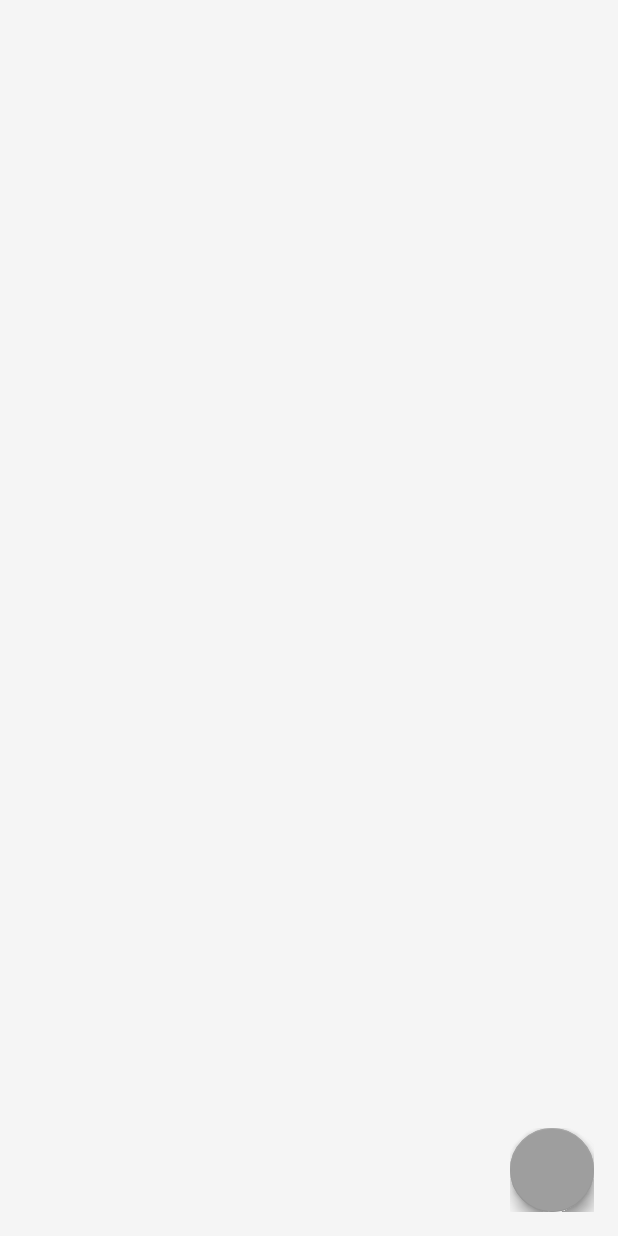
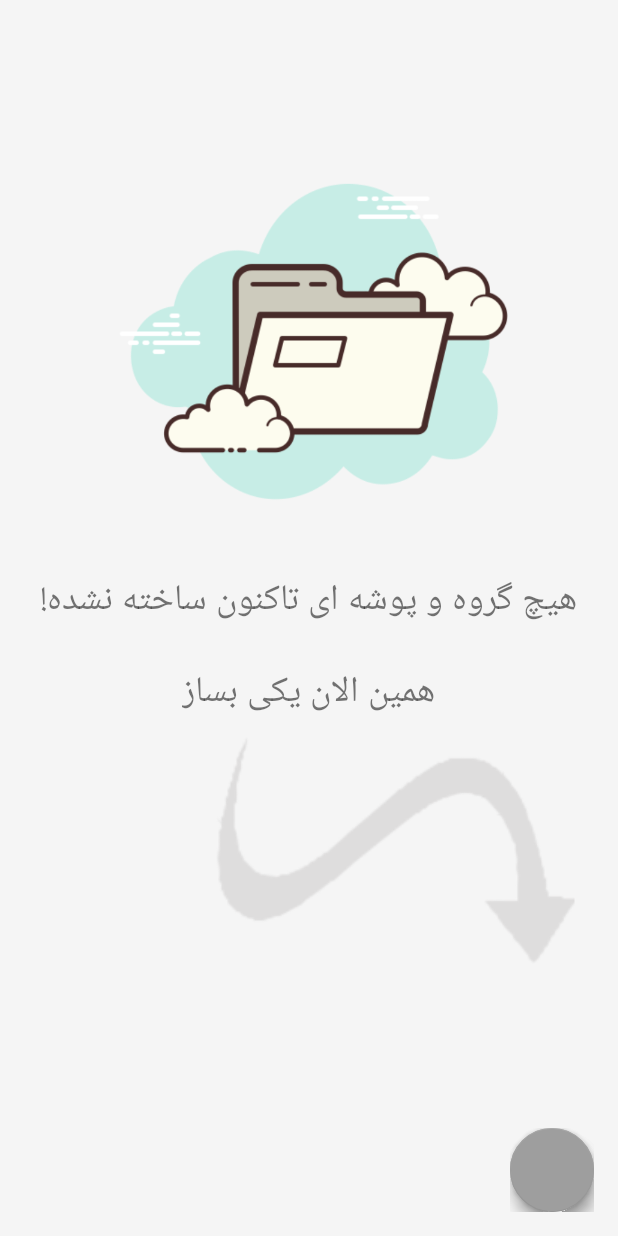
Before and after one commit to nadia-am/Android-lietnerBox, an Android app: the layout activity_main_test.xml on its own in the app's theme, with its tools: preview values and no code run, on a phone screen of 412 x 824 dp. Run offline under Robolectric (Android 15) with nearby library versions, the phone set to English and light mode, and no system bars; plain views replace FloatingActionButton, FloatingActionsMenu, RadListView.

Commit message:
empty layout changed added

```diff
--- a/app/src/main/java/com/example/nadia/lietner_box/MainTest.java
+++ b/app/src/main/java/com/example/nadia/lietner_box/MainTest.java
@@ -2,20 +2,14 @@ package com.example.nadia.lietner_box;
 
 import android.Manifest;
 import android.app.AlertDialog;
-import android.content.ComponentName;
-import android.content.Context;
 import android.content.Intent;
-import android.content.ServiceConnection;
-import android.content.SharedPreferences;
 import android.content.pm.PackageManager;
 import android.graphics.Color;
 import android.graphics.Typeface;
-import android.net.Uri;
 import android.os.AsyncTask;
 import android.os.Bundle;
-import android.os.Environment;
 import android.os.Handler;
-import android.os.IBinder;
+
 import androidx.appcompat.app.AppCompatActivity;
 import androidx.core.app.ActivityCompat;
 import androidx.core.content.ContextCompat;
@@ -44,14 +38,11 @@ import com.telerik.android.common.Util;
 import com.telerik.android.primitives.widget.sidedrawer.DrawerChangeListener;
 import com.telerik.android.primitives.widget.sidedrawer.DrawerLocation;
 import com.telerik.android.primitives.widget.sidedrawer.RadSideDrawer;
-import com.telerik.widget.list.ItemReorderBehavior;
 import com.telerik.widget.list.RadListView;
 import java.io.File;
 import java.io.FileOutputStream;
-import java.io.FileWriter;
 import java.io.IOException;
 import java.io.OutputStreamWriter;
-import java.io.Writer;
 import java.nio.charset.StandardCharsets;
 import java.util.ArrayList;
 import java.util.Arrays;
@@ -91,6 +82,7 @@ public class MainTest extends AppCompatActivity implements View.OnClickListener
     longClick_adapter longclick_adapter = new longClick_adapter(new ArrayList<>());
 
     RelativeLayout rel_onLongClick;
+    RelativeLayout rel_empty;
 
     groups_bl grpBl = new groups_bl(this);
     cards_bl crdBl = new cards_bl(this);
@@ -104,6 +96,8 @@ public class MainTest extends AppCompatActivity implements View.OnClickListener
         Typeface font = Typeface.createFromAsset(getAssets(), "fontawesome-webfont.ttf");
         final Typeface custom_font = Typeface.createFromAsset(getAssets(), "IRANSansWeb.ttf");
         Typeface BNazanin = Typeface.createFromAsset(getAssets(), "BNAZANIN.TTF");
+
+
 
         sideDrawer = new RadSideDrawer(this);
         sideDrawer.setDrawerContent(R.layout.activity_main_drawer);
@@ -247,6 +241,17 @@ public class MainTest extends AppCompatActivity implements View.OnClickListener
                     new String[]{Manifest.permission.WRITE_EXTERNAL_STORAGE},
                     REQUEST_WRITE_STORAGE);
         }
+
+        TextView tv_text = findViewById(R.id.tv_text);
+        tv_text.setText(R.string.no_folder_created);
+        tv_text.setTypeface(custom_font);
+
+        TextView alarm = findViewById(R.id.tv_alarm);
+        alarm.setText(R.string.please_create);
+        alarm.setTypeface(custom_font);
+
+        rel_empty = findViewById(R.id.rel_empty);
+        rel_empty.setVisibility(View.INVISIBLE);
 
         TextView appName = (TextView) findViewById(R.id.tv_appName);
         appName.setText(R.string.app_name);
@@ -618,6 +623,11 @@ public class MainTest extends AppCompatActivity implements View.OnClickListener
 
     public void reload_main_listView (){
 
+        if(myGroups.size() == 0){
+            rel_empty.setVisibility(View.VISIBLE);
+        }else {
+            rel_empty.setVisibility(View.INVISIBLE);
+        }
         Adapter = new ShowGroupAdapter(myGroups);
         lv_show_grps.setAdapter(Adapter);
 
--- a/app/src/main/res/layout/activity_main_test.xml
+++ b/app/src/main/res/layout/activity_main_test.xml
@@ -18,6 +18,53 @@
             android:layout_weight="0.25"
             android:background="@color/bg_gray"
             android:visibility="visible">
+
+            <RelativeLayout
+                android:id="@+id/rel_empty"
+                android:layout_width="match_parent"
+                android:layout_height="match_parent"
+                android:visibility="visible">
+
+                <ImageView
+                    android:id="@+id/img_empty"
+                    android:layout_width="300dp"
+                    android:layout_height="300dp"
+                    android:layout_alignParentTop="true"
+                    android:layout_centerHorizontal="true"
+                    android:layout_marginTop="80dp"
+                    app:srcCompat="@drawable/empty_folder" />
+
+                <TextView
+                    android:id="@+id/tv_text"
+                    android:layout_width="wrap_content"
+                    android:layout_height="wrap_content"
+                    android:layout_below="@id/img_empty"
+                    android:layout_centerHorizontal="true"
+                    android:gravity="center_horizontal|center_vertical"
+                    android:text="@string/no_folder_created"
+                    android:textSize="24sp" />
+
+                <TextView
+                    android:id="@+id/tv_alarm"
+                    android:layout_width="wrap_content"
+                    android:layout_height="wrap_content"
+                    android:layout_below="@id/tv_text"
+                    android:layout_centerHorizontal="true"
+                    android:layout_marginTop="20dp"
+                    android:gravity="center_horizontal|center_vertical"
+                    android:text="@string/please_create"
+                    android:textSize="24sp" />
+
+                <ImageView
+                    android:id="@+id/img_arrow"
+                    android:layout_width="wrap_content"
+                    android:layout_height="wrap_content"
+                    android:layout_below="@id/tv_alarm"
+                    android:layout_alignParentRight="true"
+                    android:layout_marginRight="20dp"
+                    android:layout_marginBottom="70dp"
+                    app:srcCompat="@drawable/arrow" />
+            </RelativeLayout>
 
             <RelativeLayout
                 android:id="@+id/lin_header"
--- a/app/src/main/res/values/strings.xml
+++ b/app/src/main/res/values/strings.xml
@@ -154,6 +154,8 @@
     <string name="forthhighSchool">پیش دانشگاهی</string>
     <string name="country">کشورهای جهان</string>
     <string name="app_buy">خرید</string>
+    <string name="no_folder_created">هیچ گروه و پوشه ای تاکنون ساخته نشده!</string>
+    <string name="please_create">همین الان یکی بساز</string>
 
     <string name="download_file">دریافت</string>
 
```
Also changed, not shown: app/src/main/res/drawable/arrow.png (added), app/src/main/res/drawable/empty_folder.png (added).
